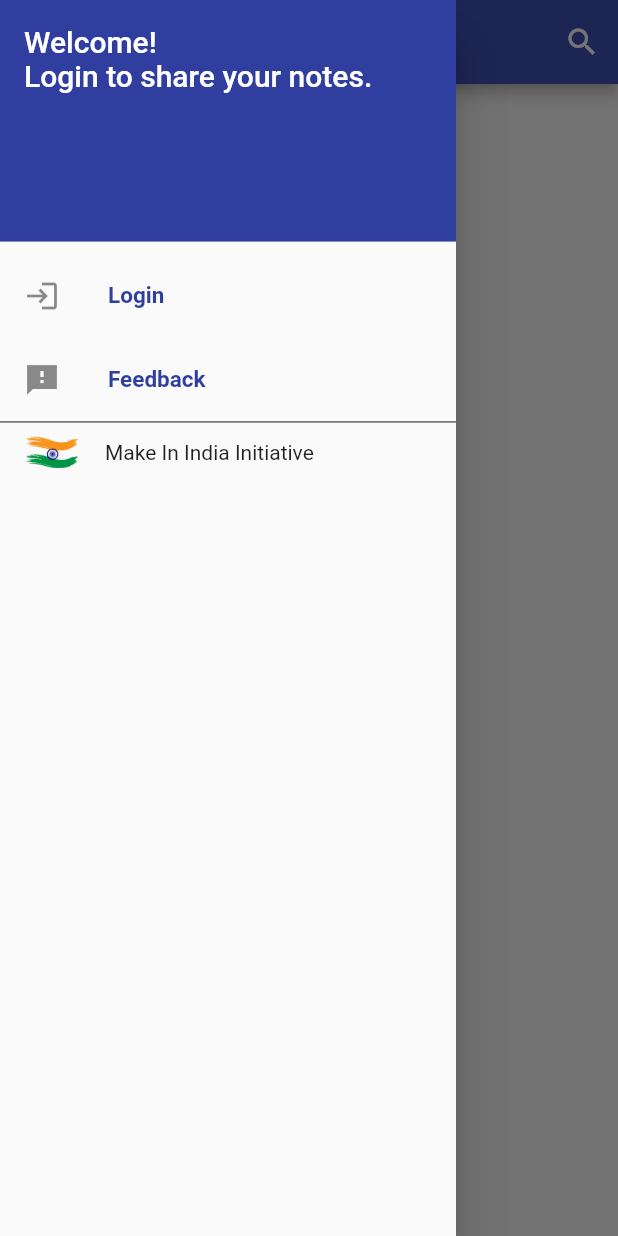
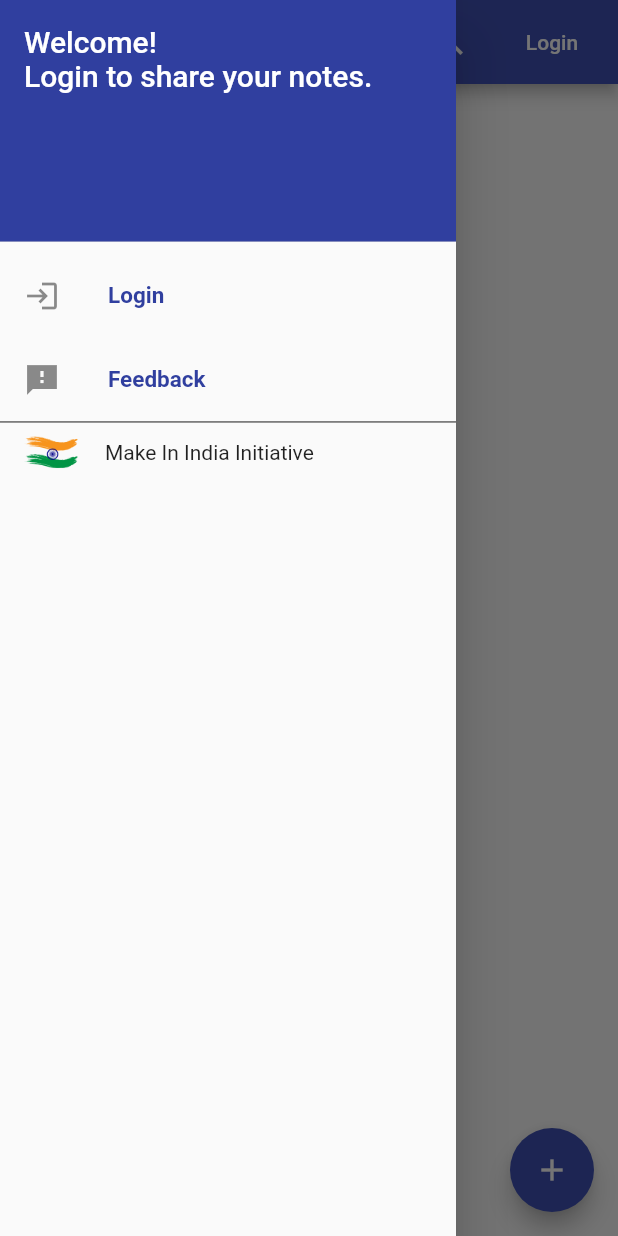
Before and after one commit to abby3010/Notes-Sharing-App, a Flutter app: the screen it shows after launch, with the side drawer open, on a phone screen of 412 x 824 dp. Run offline on Flutter 3.47's test engine with Material 2 defaults, Android fonts, the phone set to English and light mode, and no system bars; our stand-ins replace cloud_firestore, file_picker, firebase_auth, firebase_core, firebase_storage, google_sign_in; missing offline and left inert: pdf_flutter; accounts and stored records are empty.

Commit message:
minor changes

```diff
--- a/lib/homepage.dart
+++ b/lib/homepage.dart
@@ -1,7 +1,13 @@
 import 'package:bed_notes/authentication/auth_service.dart';
+import 'package:bed_notes/screens/showPDFScreen.dart';
+
+// import 'package:bed_notes/screens/showPDFScreen.dart';
 import 'package:bed_notes/utils/navdrawer.dart';
+import 'package:cloud_firestore/cloud_firestore.dart';
+import 'package:flutter/cupertino.dart';
 import 'package:flutter/material.dart';
 import 'package:provider/provider.dart';
+// import 'package:intl/intl.dart';
 
 class HomePage extends StatefulWidget {
   @override
@@ -9,6 +15,14 @@ class HomePage extends StatefulWidget {
 }
 
 class _HomePageState extends State<HomePage> {
+  final documents = [];
+  // String currentDocID;
+
+  Future<void> loadNotesData() async {
+
+  }
+
+
   @override
   Widget build(BuildContext context) {
     final user = Provider.of<AuthService>(context).currentUser();
@@ -18,6 +32,11 @@ class _HomePageState extends State<HomePage> {
         title: Text('B.Ed Notes'),
         actions: user == null
             ? [
+                IconButton(
+                    icon: Icon(Icons.search),
+                    onPressed: () {
+                      showSearch(context: context, delegate: DataSearch());
+                    }),
                 FlatButton(
                   onPressed: () {
                     Navigator.popAndPushNamed(context, "/login");
@@ -28,9 +47,63 @@ class _HomePageState extends State<HomePage> {
                   ),
                 ),
               ]
-            : null,
+            : IconButton(
+                icon: Icon(Icons.search),
+                onPressed: () {
+                  showSearch(context: context, delegate: DataSearch());
+                }),
       ),
-      body: buildNotesList(),
+      body: FutureBuilder(
+        future: loadNotesData(),
+        builder: (BuildContext context, AsyncSnapshot<dynamic> snapshot) {
+          if (snapshot.hasData) {
+            /// When the result of the future call respond and has data show that data
+            return ListView.builder(
+              itemBuilder: (BuildContext context, int index) {
+                var doc = documents[index];
+                var fileName = doc["file_names"].shuffle().first;
+                print(doc);
+                return Card(
+                  elevation: 5,
+                  child: ListTile(
+                    title: Text(fileName),
+                    subtitle: Text(" "),
+                    trailing: Row(
+                      children: [
+                        IconButton(
+                          icon: Icon(Icons.star_border),
+                          onPressed: () {},
+                        ),
+                        IconButton(
+                          icon: Icon(Icons.share),
+                          onPressed: () {},
+                        ),
+                      ],
+                    ),
+                  ),
+                );
+              },
+            );
+          }
+          if (snapshot.hasError) {
+            print(snapshot.error);
+            return Center(
+                child: Column(
+              children: [
+                Text("Unable to load notes"),
+                Text("Ensure proper internet connection"),
+                Text("OR"),
+                Text("Restart the App"),
+              ],
+            ));
+          }
+
+          /// While is no data show this
+          return Center(
+            child: CircularProgressIndicator(),
+          );
+        },
+      ),
       floatingActionButton: FloatingActionButton(
         onPressed: () {
           if (user == null) {
@@ -45,10 +118,92 @@ class _HomePageState extends State<HomePage> {
       ), // This trailing comma makes auto-formatting nicer for build methods.
     );
   }
+}
 
-  Widget buildNotesList() {
-    return Center(
-      child: Text("Hello World!"),
+class DataSearch extends SearchDelegate {
+  final cities = [
+    "Bhandup",
+    "Mumbai",
+    "Delhi",
+    "Dubai",
+    "Indore",
+    "Lucknow",
+    "Indore",
+    "kanpur",
+    "Chennai",
+    "Agra",
+    "Rajkot",
+    "Jaipur",
+    "Faridabad",
+    "Pune",
+    "Ghaziabad",
+  ];
+
+  final recentCities = [
+    "Bhandup",
+    "Mumbai",
+    "Delhi",
+    "Indore",
+    "Lucknow",
+  ];
+
+  @override
+  List<Widget> buildActions(BuildContext context) {
+    // actions for app bar
+    return [
+      IconButton(
+          icon: Icon(Icons.clear),
+          onPressed: () {
+            query = "";
+          })
+    ];
+  }
+
+  @override
+  Widget buildLeading(BuildContext context) {
+    // leading icon on the left of the app bar
+    return IconButton(
+      icon: AnimatedIcon(
+        icon: AnimatedIcons.menu_arrow,
+        progress: transitionAnimation,
+      ),
+      onPressed: () {
+        close(context, null);
+      },
+    );
+  }
+
+  @override
+  Widget buildResults(BuildContext context) {
+    // show some result based on the selection
+    return ShowPDFScreen(filename: "FileName");
+  }
+
+  @override
+  Widget buildSuggestions(BuildContext context) {
+    // show when someone searches for something
+    final suggestionList = query.isEmpty
+        ? recentCities
+        : cities.where((element) => element.startsWith(query)).toList();
+    return ListView.builder(
+      itemBuilder: (context, index) => Card(
+        child: ListTile(
+          leading: Icon(Icons.insert_drive_file_rounded),
+          title: RichText(
+            text: TextSpan(
+                text: suggestionList[index].substring(0, query.length),
+                style:
+                    TextStyle(color: Colors.black, fontWeight: FontWeight.bold),
+                children: [
+                  TextSpan(
+                    text: suggestionList[index].substring(query.length),
+                    style: TextStyle(color: Colors.grey),
+                  ),
+                ]),
+          ),
+        ),
+      ),
+      itemCount: suggestionList.length,
     );
   }
 }
--- a/lib/main.dart
+++ b/lib/main.dart
@@ -3,7 +3,6 @@ import 'package:bed_notes/screens/feedbackScreen.dart';
 import 'package:bed_notes/screens/loginPage.dart';
 import 'package:bed_notes/screens/myNotesScreen.dart';
 import 'package:bed_notes/screens/myProfileScreen.dart';
-import 'package:bed_notes/screens/searchScreen.dart';
 import 'package:bed_notes/screens/selectPDFScreen.dart';
 import 'package:bed_notes/utils/landingPage.dart';
 import 'package:firebase_core/firebase_core.dart';
@@ -20,6 +19,7 @@ Future<void> main() async {
 
 class MyApp extends StatelessWidget {
   // This widget is the root of application.
+  int appRestartCount = -1;
   @override
   Widget build(BuildContext context) {
     return Provider<AuthService>(
@@ -30,12 +30,11 @@ class MyApp extends StatelessWidget {
         theme: ThemeData(
           primarySwatch: Colors.indigo,
         ),
-        initialRoute: "/search",
+        initialRoute: initialScreen(),
         routes: {
           "/": (context) => LandingPage(),
           "/home": (context) => HomePage(),
           "/login": (context) => LoginPage(),
-          "/search": (context) => SearchScreen(),
           "/addPDF": (context) => SelectPDFScreen(),
           "/myNotes": (context) => MyNotesScreen(),
           "/myProfile": (context) => MyProfileScreen(),
@@ -44,4 +43,12 @@ class MyApp extends StatelessWidget {
       ),
     );
   }
+
+  String initialScreen() {
+    appRestartCount++;
+    if (appRestartCount == 1) {
+      return "/";
+    }
+    return "/home";
+  }
 }
--- a/lib/screens/searchScreen.dart
+++ /dev/null
@@ -1,110 +0,0 @@
-import 'package:bed_notes/screens/showPDFScreen.dart';
-import 'package:bed_notes/utils/navdrawer.dart';
-import 'package:flutter/material.dart';
-
-class SearchScreen extends StatelessWidget {
-  @override
-  Widget build(BuildContext context) {
-    return Scaffold(
-      drawer: NavDrawer(),
-      appBar: AppBar(
-        title: Text("Search Notes"),
-        actions: [
-          IconButton(
-              icon: Icon(Icons.search),
-              onPressed: () {
-                showSearch(context: context, delegate: DataSearch());
-              })
-        ],
-      ),
-    );
-  }
-}
-
-class DataSearch extends SearchDelegate {
-  final cities = [
-    "Bhandup",
-    "Mumbai",
-    "Delhi",
-    "Dubai",
-    "Indore",
-    "Lucknow",
-    "Indore",
-    "kanpur",
-    "Chennai",
-    "Agra",
-    "Rajkot",
-    "Jaipur",
-    "Faridabad",
-    "Pune",
-    "Ghaziabad",
-  ];
-
-  final recentCities = [
-    "Bhandup",
-    "Mumbai",
-    "Delhi",
-    "Indore",
-    "Lucknow",
-  ];
-
-  @override
-  List<Widget> buildActions(BuildContext context) {
-    // actions for app bar
-    return [
-      IconButton(
-          icon: Icon(Icons.clear),
-          onPressed: () {
-            query = "";
-          })
-    ];
-  }
-
-  @override
-  Widget buildLeading(BuildContext context) {
-    // leading icon on the left of the app bar
-    return IconButton(
-      icon: AnimatedIcon(
-        icon: AnimatedIcons.menu_arrow,
-        progress: transitionAnimation,
-      ),
-      onPressed: () {
-        close(context, null);
-      },
-    );
-  }
-
-  @override
-  Widget buildResults(BuildContext context) {
-    // show some result based on the selection
-    return ShowPDFScreen(filename: "FileName");
-  }
-
-  @override
-  Widget buildSuggestions(BuildContext context) {
-    // show when someone searches for something
-    final suggestionList = query.isEmpty
-        ? recentCities
-        : cities.where((element) => element.startsWith(query)).toList();
-    return ListView.builder(
-      itemBuilder: (context, index) => Card(
-        child: ListTile(
-          leading: Icon(Icons.insert_drive_file_rounded),
-          title: RichText(
-            text: TextSpan(
-                text: suggestionList[index].substring(0, query.length),
-                style:
-                    TextStyle(color: Colors.black, fontWeight: FontWeight.bold),
-                children: [
-                  TextSpan(
-                    text: suggestionList[index].substring(query.length),
-                    style: TextStyle(color: Colors.grey),
-                  ),
-                ]),
-          ),
-        ),
-      ),
-      itemCount: suggestionList.length,
-    );
-  }
-}
--- a/lib/utils/navdrawer.dart
+++ b/lib/utils/navdrawer.dart
@@ -39,6 +39,30 @@ class _NavDrawerState extends State<NavDrawer> {
   Widget build(BuildContext context) {
     final AuthService authService = Provider.of<AuthService>(context);
     final user = authService.currentUser();
+
+    Widget _drawerNameWidget() {
+      return user.photoUrl != null
+          ? Container(
+              decoration: BoxDecoration(
+              image: DecorationImage(
+                fit: BoxFit.contain,
+                image: NetworkImage(user.photoUrl),
+              ),
+            ))
+          : Container(
+              decoration: BoxDecoration(color: Theme.of(context).accentColor),
+              child: Center(
+                child: Text(
+                  // initials of user name
+                  user.displayName != null
+                      ? (user.displayName.toUpperCase())
+                      : (user.email.split("@")[0]).toUpperCase(),
+                  style: TextStyle(fontSize: 25, color: Colors.white),
+                ),
+              ),
+            );
+    }
+
     if (user == null) {
       drawer = Drawer(
         child: ListView(
@@ -81,28 +105,7 @@ class _NavDrawerState extends State<NavDrawer> {
               decoration: BoxDecoration(
                 color: Theme.of(context).accentColor,
               ),
-              child:user.photoUrl != null
-              ? Container(
-                decoration:  BoxDecoration(
-                        image: DecorationImage(
-                          fit: BoxFit.contain,
-                          image: NetworkImage(user.photoUrl),
-                        ),
-                      ))
-                    : Container(
-                        decoration:
-                            BoxDecoration(color: Theme.of(context).accentColor),
-                        child: Center(
-                          child: Text(
-                            // initials of user name
-                            user.displayName != null
-                                ? (user.displayName.split(" ")[0][0].toUpperCase() +
-                                    user.displayName.split(" ")[1][0]).toUpperCase()
-                                : (user.email.split("@")[0]).toUpperCase(),
-                            style: TextStyle(fontSize: 25, color: Colors.white),
-                          ),
-                      ),
-                    ),
+              child: _drawerNameWidget(),
             ),
 
             //
```
Also changed, not shown: lib/screens/loginPage.dart (+7 -2 lines).
